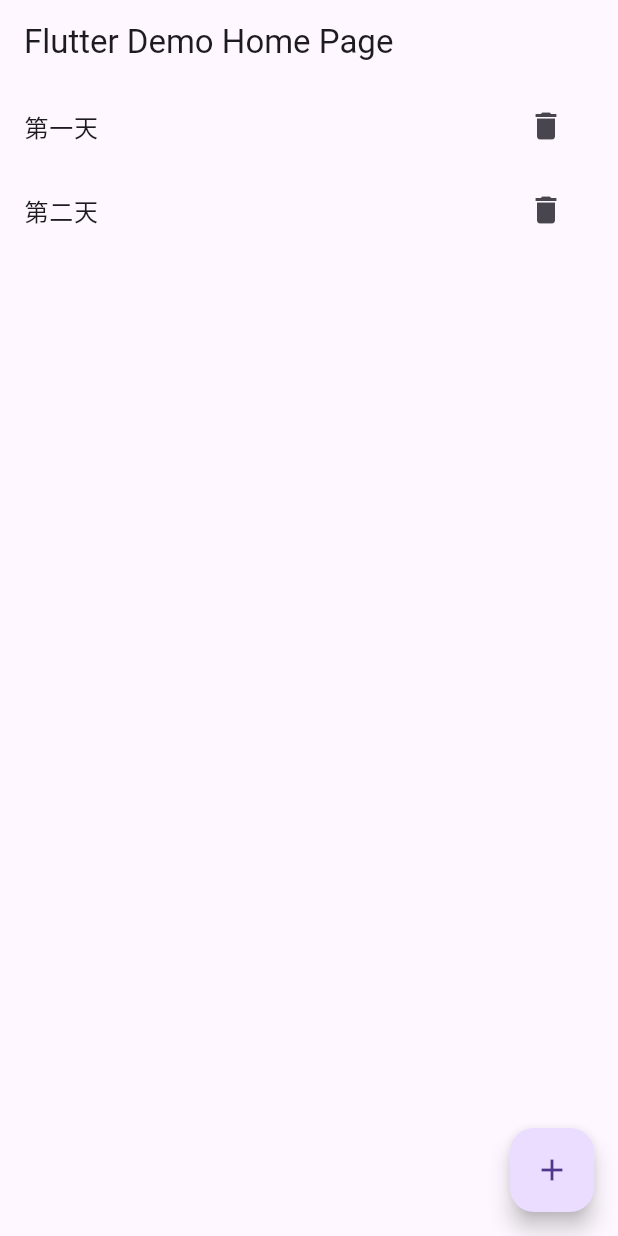
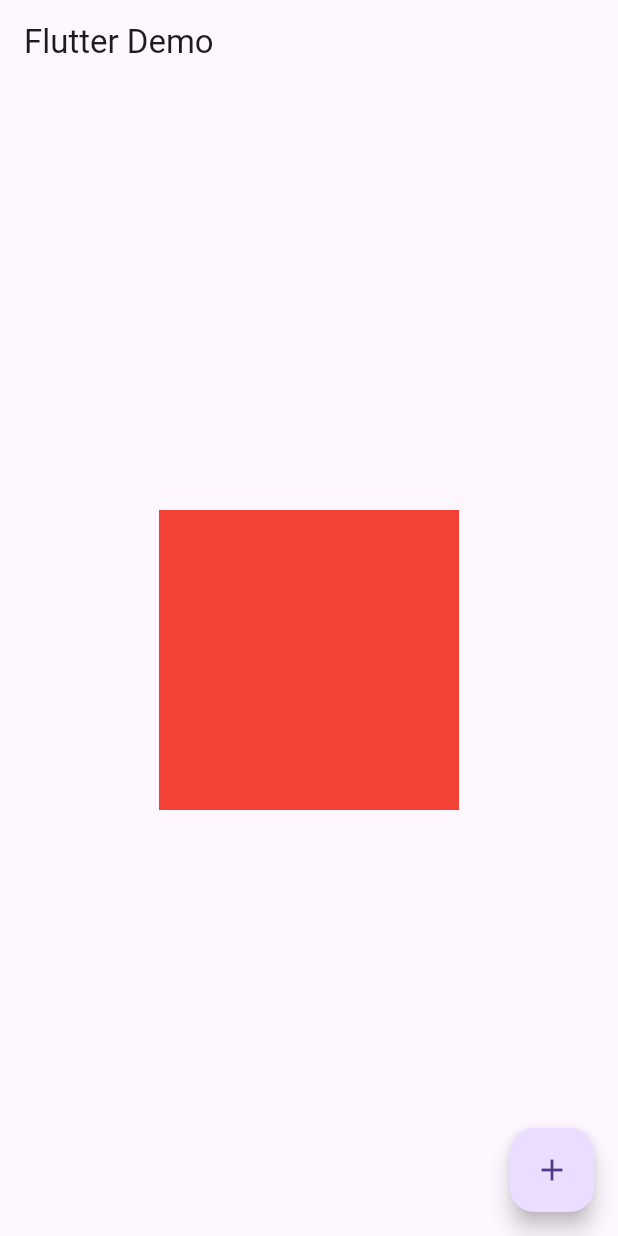
Before and after one commit to kingcwt/helloFlutter, a Flutter app: the screen it shows after launch, on a phone screen of 412 x 824 dp. Run offline on Flutter 3.47's test engine with Material 3 defaults, Android fonts, the phone set to English and light mode, and no system bars; our stand-ins replace fluttertoast.

```diff
--- a/lib/main.dart
+++ b/lib/main.dart
@@ -1,20 +1,18 @@
-// AnimatedList 动画列表 删除和增加 FadeTransition，ScaleTransition
-import 'dart:async';
-
+/// AnimatedContainer
 import 'package:flutter/material.dart';
 
 void main() {
-  runApp(const MayApp());
+  runApp(const MyApp());
 }
 
-class MayApp extends StatefulWidget {
-  const MayApp({super.key});
+class MyApp extends StatefulWidget {
+  const MyApp({super.key});
 
   @override
-  State<MayApp> createState() => _MayAppState();
+  State<MyApp> createState() => _MyAppState();
 }
 
-class _MayAppState extends State<MayApp> {
+class _MyAppState extends State<MyApp> {
   @override
   Widget build(BuildContext context) {
     return MaterialApp(
@@ -35,101 +33,30 @@ class MyHomePage extends StatefulWidget {
 }
 
 class _MyHomePageState extends State<MyHomePage> {
-  List<String> list = ['第一天', '第二天'];
   bool flag = true;
-  final globalKey = GlobalKey<AnimatedListState>();
-
-  Widget _buildItem(int index) {
-    return ListTile(
-      title: Text(list[index]),
-      trailing: IconButton(
-        icon: const Icon(Icons.delete),
-        onPressed: () {
-          // 执行删除元素
-          _deleteItem(index);
-        },
-      ),
-    );
-  }
-
-  void _deleteItem(index) {
-    if (flag == true) {
-      flag = false;
-      globalKey.currentState?.removeItem(index, (context, animation) {
-        var removeItem = _buildItem(index);
-        list.removeAt(index); // 数组中删除数据
-        // animation 从1 - 0
-        return ScaleTransition(
-          // opacity: animation,
-          scale: animation,
-          child: removeItem, // 删除的时候执行动画的元素
-        );
-      });
-
-      Timer.periodic(const Duration(milliseconds: 500), (timer) {
-        flag = true;
-        timer.cancel();
-      });
-    }
-  }
-
   @override
   Widget build(BuildContext context) {
     return Scaffold(
         appBar: AppBar(
-          title: const Text('Flutter Demo Home Page'),
+          title: const Text('Flutter Demo'),
         ),
         floatingActionButton: FloatingActionButton(
-            child: const Icon(Icons.add),
-            onPressed: () {
-              list.add('第${list.length + 1}天');
-              globalKey.currentState?.insertItem(list.length - 1);
-            }),
-        body: AnimatedList(
-          key: globalKey,
-          initialItemCount: list.length,
-          itemBuilder: (context, index, animation) {
-            return FadeTransition(
-                // animation 从0 - 1
-                opacity: animation,
-                // scale: animation,
-                child: _buildItem(index));
+          onPressed: () {
+            setState(() {
+              flag = !flag;
+            });
           },
-        ));
+          child: const Icon(Icons.add),
+        ),
+        body: Center(
+            child: AnimatedContainer(
+          transform: flag
+              ? Matrix4.translationValues(0, 0, 0)
+              : Matrix4.translationValues(-100, 0, 0),
+          duration: const Duration(seconds: 1, milliseconds: 100),
+          width: flag ? 200 : 300,
+          height: flag ? 200 : 300,
+          color: flag ? Colors.red : Colors.blue,
+        )));
   }
 }
-
-class Box extends StatefulWidget {
-  final Color color;
-  const Box({super.key, required this.color});
-
-  @override
-  State<Box> createState() => _BoxState();
-}
-
-class _BoxState extends State<Box> {
-  int _count = 0;
-  void run() {
-    print('我是boxstate的run方法');
-  }
-
-  @override
-  Widget build(BuildContext context) {
-    return SizedBox(
-      height: 100,
-      width: 100,
-      child: ElevatedButton(
-          style: ButtonStyle(
-              backgroundColor: MaterialStateProperty.all(
-            widget.color,
-          )),
-          onPressed: () {
-            setState(() {
-              _count++;
-            });
-          },
-          child: Text('$_count',
-              style: Theme.of(context).textTheme.headlineLarge)),
-    );
-  }
-}
```
Also changed, not shown: libDemo/mainReact.0_0_3.dart (added, +135 -0 lines).
